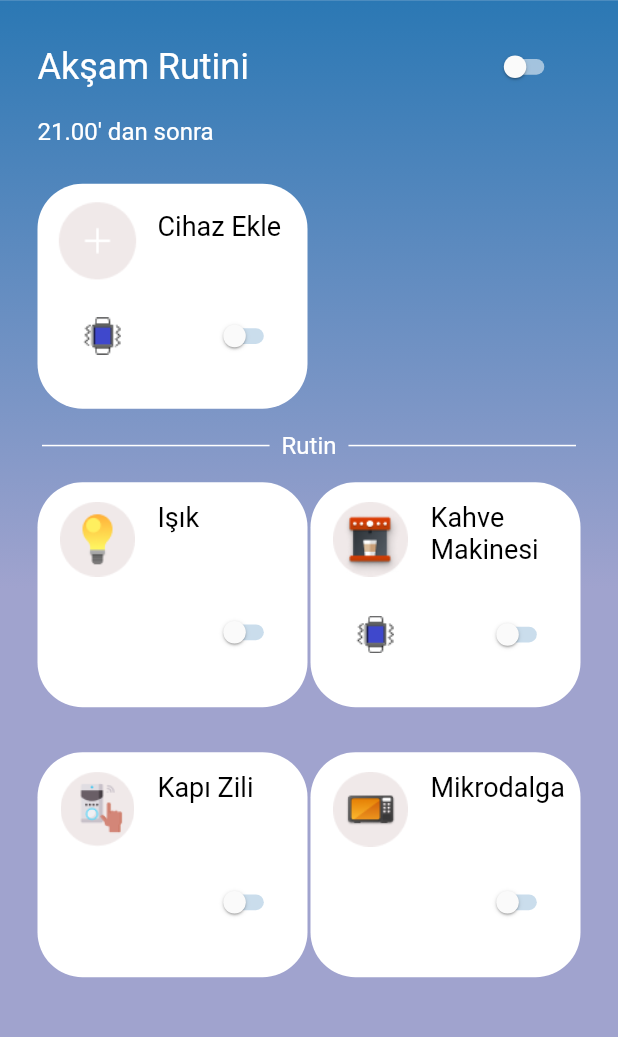
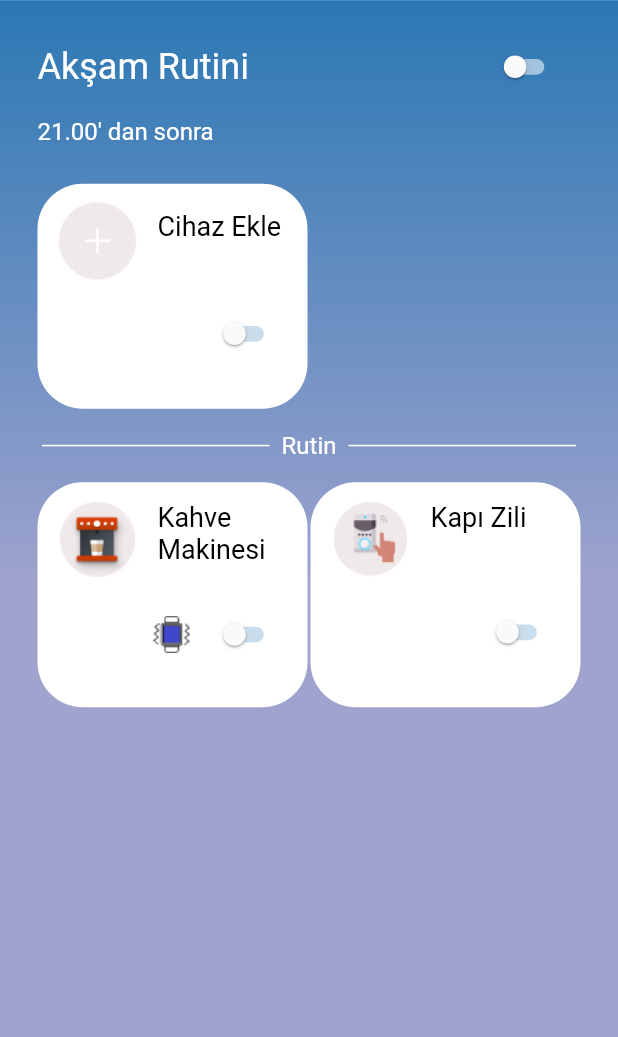
Before and after one commit to NumanKilincoglu/deaflif, a Flutter app: the screen it shows after launch, after a tap on "Gece rutininin başlamasına 4 saat 18 dak", on a phone screen of 412 x 824 dp, the part 61-1098 px from its top. Run offline on Flutter 3.47's test engine with Material 2 defaults, Android fonts, the light colour scheme and no system bars; our stand-ins replace get.

Commit message:
titresim butonu duzenlemeleri -Night Screen, -Morning Screen, -Main Screen

```diff
--- a/lib/feature/main/mainView.dart
+++ b/lib/feature/main/mainView.dart
@@ -215,13 +215,12 @@ class MenuCard extends StatelessWidget {
             ],
           ),
           Row(
-            mainAxisAlignment: MainAxisAlignment.spaceBetween,
+            mainAxisAlignment: MainAxisAlignment.end,
             children: [
-              const SizedBox(width: 40.0),
               menuModel.vibrationExists.value
                   ? Padding(
                       padding: const EdgeInsets.symmetric(
-                          horizontal: 2.0, vertical: 8.0),
+                          horizontal: 4.0, vertical: 8.0),
                       child: GestureDetector(
                         onTap: () => _controller.setVibration(menuModel.id),
                         child: Obx(
@@ -237,7 +236,7 @@ class MenuCard extends StatelessWidget {
                     )
                   : const SizedBox(),
               Padding(
-                padding: const EdgeInsets.symmetric(horizontal: 12.0),
+                padding: const EdgeInsets.only(right: 12.0),
                 child: Transform.scale(
                   scale: 0.75,
                   child: Obx(
--- a/lib/feature/morning/morningController.dart
+++ b/lib/feature/morning/morningController.dart
@@ -1,52 +1,62 @@
 import 'package:deaflif/core/contants/image_constans.dart';
 import 'package:get/get.dart';
-import '../../core/sharedModels/deviceModel.dart';
+import '../main/menu_model.dart';
 
 class MorningController extends GetxController {
-  List<DeviceModel> fakeModel = <DeviceModel>[].obs;
+  List<MenuModel> mock = <MenuModel>[].obs;
+
   RxBool sabah = false.obs;
   RxBool aksam = false.obs;
   RxBool sabahRutini = false.obs;
 
   @override
   void onInit() {
-    fakeModel = [
-      DeviceModel(
+    mock = [
+      MenuModel(
+          id: 0,
+          text: "",
+          vibrationExists: false.obs,
           name: "",
           switchBar: "String imagePath",
           imagePath: ImageConstants.instance.getCihazEkleYeni,
           switcher: false.obs,
           vibrationStatus: true.obs),
-      DeviceModel(
+      MenuModel(
+          id: 1,
+          text: "",
+          vibrationExists: false.obs,
           name: "",
           switchBar: "String imagePath",
           imagePath: ImageConstants.instance.getGece,
           switcher: false.obs,
           vibrationStatus: true.obs),
-      DeviceModel(
-          name: "Işık",
-          switchBar: "String imagePath",
-          imagePath: ImageConstants.instance.getIsik,
-          switcher: false.obs,
-          vibrationStatus: false.obs),
-      DeviceModel(
+      MenuModel(
+          id: 3,
           name: "Kahve Makinesi",
           switchBar: "String imagePath",
+          text: "Sabah rutininin başlamasına 4 saat 18 dakika kaldı",
           imagePath: ImageConstants.instance.getKahve,
           switcher: false.obs,
-          vibrationStatus: true.obs),
-      DeviceModel(
+          vibrationStatus: true.obs,
+          vibrationExists: true.obs),
+      MenuModel(
+          id: 4,
           name: "Kapı Zili",
           switchBar: "String imagePath",
+          text: "Gece rutininin başlamasına 4 saat 18 dakika kaldı",
           imagePath: ImageConstants.instance.getZil,
           switcher: false.obs,
-          vibrationStatus: false.obs),
-      DeviceModel(
+          vibrationStatus: false.obs,
+          vibrationExists: false.obs),
+      MenuModel(
+          id: 5,
           name: "Mikrodalga",
           switchBar: "String imagePath",
+          text: "String switchBar",
           imagePath: ImageConstants.instance.getMikrodalga,
           switcher: false.obs,
-          vibrationStatus: false.obs),
+          vibrationStatus: true.obs,
+          vibrationExists: true.obs),
     ];
   }
 
@@ -62,4 +72,14 @@ class MorningController extends GetxController {
     switcher.value = !switcher.value;
     print(switcher.value);
   }
+
+  void setVibration(int id) {
+    print(id);
+    for (var i = 0; i < mock.length; i++) {
+      if (mock[i].id == id) {
+        mock[i].vibrationStatus.value = !mock[i].vibrationStatus.value;
+        break;
+      }
+    }
+  }
 }
--- a/lib/feature/night/nightController.dart
+++ b/lib/feature/night/nightController.dart
@@ -1,52 +1,53 @@
 import 'package:deaflif/core/contants/image_constans.dart';
+import 'package:deaflif/feature/main/menu_model.dart';
 import 'package:get/get.dart';
 import '../../core/sharedModels/deviceModel.dart';
 
 class NightController extends GetxController {
-  List<DeviceModel> fakeModel = <DeviceModel>[].obs;
+  List<MenuModel> mock = <MenuModel>[].obs;
   RxBool sabah = false.obs;
   RxBool aksam = false.obs;
   RxBool aksamRutini = false.obs;
 
   @override
   void onInit() {
-    fakeModel = [
-      DeviceModel(
+    mock = [
+      MenuModel(
+          id: 0,
+          text: "",
+          vibrationExists: false.obs,
           name: "",
           switchBar: "String imagePath",
           imagePath: ImageConstants.instance.getCihazEkleYeni,
           switcher: false.obs,
-          vibrationStatus: true.obs),
-      DeviceModel(
-          name: "",
-          switchBar: "String imagePath",
-          imagePath: ImageConstants.instance.getGece,
-          switcher: false.obs,
-          vibrationStatus: true.obs),
-      DeviceModel(
-          name: "Işık",
-          switchBar: "String imagePath",
-          imagePath: ImageConstants.instance.getIsik,
-          switcher: false.obs,
           vibrationStatus: false.obs),
-      DeviceModel(
+      MenuModel(
+          id: 1,
           name: "Kahve Makinesi",
           switchBar: "String imagePath",
+          text: "",
           imagePath: ImageConstants.instance.getKahve,
           switcher: false.obs,
-          vibrationStatus: true.obs),
-      DeviceModel(
+          vibrationStatus: true.obs,
+          vibrationExists: true.obs),
+      MenuModel(
+          id: 2,
           name: "Kapı Zili",
           switchBar: "String imagePath",
+          text: "",
           imagePath: ImageConstants.instance.getZil,
           switcher: false.obs,
-          vibrationStatus: false.obs),
-      DeviceModel(
+          vibrationStatus: false.obs,
+          vibrationExists: false.obs),
+      MenuModel(
+          id: 3,
           name: "Mikrodalga",
           switchBar: "String imagePath",
+          text: "String switchBar",
           imagePath: ImageConstants.instance.getMikrodalga,
           switcher: false.obs,
-          vibrationStatus: false.obs),
+          vibrationStatus: true.obs,
+          vibrationExists: true.obs),
     ];
   }
 
@@ -62,4 +63,14 @@ class NightController extends GetxController {
     switcher.value = !switcher.value;
     print(switcher.value);
   }
+
+  void setVibration(int id) {
+    print(id);
+    for (var i = 0; i < mock.length; i++) {
+      if (mock[i].id == id) {
+        mock[i].vibrationStatus.value = !mock[i].vibrationStatus.value;
+        break;
+      }
+    }
+  }
 }
--- a/lib/feature/night/nightView.dart
+++ b/lib/feature/night/nightView.dart
@@ -2,7 +2,9 @@ import 'package:deaflif/core/contants/app_colors.dart';
 import 'package:deaflif/core/contants/image_constans.dart';
 import 'package:deaflif/core/contants/text_styles.dart';
 import 'package:deaflif/feature/main/mainController.dart';
+import 'package:deaflif/feature/main/menu_model.dart';
 import 'package:deaflif/feature/morning/morningController.dart';
+import 'package:deaflif/feature/night/nightController.dart';
 import 'package:flutter/material.dart';
 
 import 'package:get/get.dart';
@@ -32,7 +34,7 @@ class NightView extends StatelessWidget {
 
 class Body extends StatelessWidget {
   Body({Key? key}) : super(key: key);
-  final MorningController _controller = Get.put(MorningController());
+  final NightController _controller = Get.put(NightController());
   @override
   Widget build(BuildContext context) {
     return Container(
@@ -68,9 +70,9 @@ class Body extends StatelessWidget {
                           () => Switch.adaptive(
                             activeColor: Colors.lightGreen,
                             inactiveTrackColor: Colors.white54,
-                            value: _controller.sabahRutini.value,
+                            value: _controller.aksamRutini.value,
                             onChanged: (value) =>
-                                _controller.setSwitch(_controller.sabahRutini),
+                                _controller.setSwitch(_controller.aksamRutini),
                           ),
                         ),
                       ),
@@ -92,7 +94,7 @@ class Body extends StatelessWidget {
                     crossAxisAlignment: CrossAxisAlignment.center,
                     mainAxisAlignment: MainAxisAlignment.spaceBetween,
                     children: [
-                      UstCard(deviceModel: _controller.fakeModel[0]),
+                      UstCard(deviceModel: _controller.mock[0]),
                     ],
                   ),
                 ),
@@ -114,7 +116,7 @@ class Body extends StatelessWidget {
                     ],
                   ),
                 ),
-                for (var i = 2; i < _controller.fakeModel.length - 1; i += 2)
+                for (var i = 1; i < _controller.mock.length - 1; i += 2)
                   Padding(
                     padding: const EdgeInsets.symmetric(
                         horizontal: 5.0, vertical: 15),
@@ -122,8 +124,8 @@ class Body extends StatelessWidget {
                       crossAxisAlignment: CrossAxisAlignment.center,
                       mainAxisAlignment: MainAxisAlignment.spaceBetween,
                       children: [
-                        MenuCard(menuModel: _controller.fakeModel[i]),
-                        MenuCard(menuModel: _controller.fakeModel[i + 1]),
+                        MenuCard(menuModel: _controller.mock[i]),
+                        MenuCard(menuModel: _controller.mock[i + 1]),
                       ],
                     ),
                   ),
@@ -141,7 +143,7 @@ class UstCard extends StatelessWidget {
     Key? key,
     required this.deviceModel,
   });
-  final DeviceModel deviceModel;
+  final MenuModel deviceModel;
   final MainMenuController _controller = Get.put(MainMenuController());
 
   @override
@@ -181,19 +183,8 @@ class UstCard extends StatelessWidget {
               ],
             ),
             Row(
-              mainAxisAlignment: MainAxisAlignment.spaceBetween,
+              mainAxisAlignment: MainAxisAlignment.end,
               children: [
-                deviceModel.vibrationStatus.value
-                    ? Padding(
-                        padding: const EdgeInsets.symmetric(
-                            horizontal: 24.0, vertical: 8.0),
-                        child: Image.asset(
-                          ImageConstants.instance.getVibration,
-                          height: 35,
-                          width: 35,
-                        ),
-                      )
-                    : const SizedBox(),
                 Padding(
                   padding: const EdgeInsets.symmetric(horizontal: 12.0),
                   child: Transform.scale(
@@ -225,8 +216,8 @@ class MenuCard extends StatelessWidget {
     required this.menuModel,
   });
 
-  final DeviceModel menuModel;
-  final MainMenuController _controller = Get.put(MainMenuController());
+  final MenuModel menuModel;
+  final NightController _controller = Get.put(NightController());
 
   @override
   Widget build(BuildContext context) {
@@ -263,21 +254,28 @@ class MenuCard extends StatelessWidget {
             ],
           ),
           Row(
-            mainAxisAlignment: MainAxisAlignment.spaceBetween,
+            mainAxisAlignment: MainAxisAlignment.end,
             children: [
-              menuModel.vibrationStatus.value
+              menuModel.vibrationExists.value
                   ? Padding(
                       padding: const EdgeInsets.symmetric(
-                          horizontal: 24.0, vertical: 8.0),
-                      child: Image.asset(
-                        ImageConstants.instance.getVibration,
-                        height: 35,
-                        width: 35,
+                          horizontal: 4.0, vertical: 8.0),
+                      child: GestureDetector(
+                        onTap: () => _controller.setVibration(menuModel.id),
+                        child: Obx(
+                          () => Image.asset(
+                            menuModel.vibrationStatus.value
+                                ? ImageConstants.instance.getVibration
+                                : ImageConstants.instance.getVibrationNot,
+                            height: 35,
+                            width: 35,
+                          ),
+                        ),
                       ),
                     )
                   : const SizedBox(),
               Padding(
-                padding: const EdgeInsets.symmetric(horizontal: 12.0),
+                padding: const EdgeInsets.only(right: 12.0),
                 child: Transform.scale(
                   scale: 0.75,
                   child: Obx(
--- a/pubspec.yaml
+++ b/pubspec.yaml
@@ -35,6 +35,7 @@ dependencies:
   # Use with the CupertinoIcons class for iOS style icons.
   cupertino_icons: ^1.0.2
   get: ^4.6.5
+  numberpicker: ^2.1.1
 
 dev_dependencies:
   flutter_test:
```
Also changed, not shown: lib/feature/login/loginView.dart (+2 -5 lines), lib/feature/morning/morningView.dart (+40 -25 lines), pubspec.lock.
